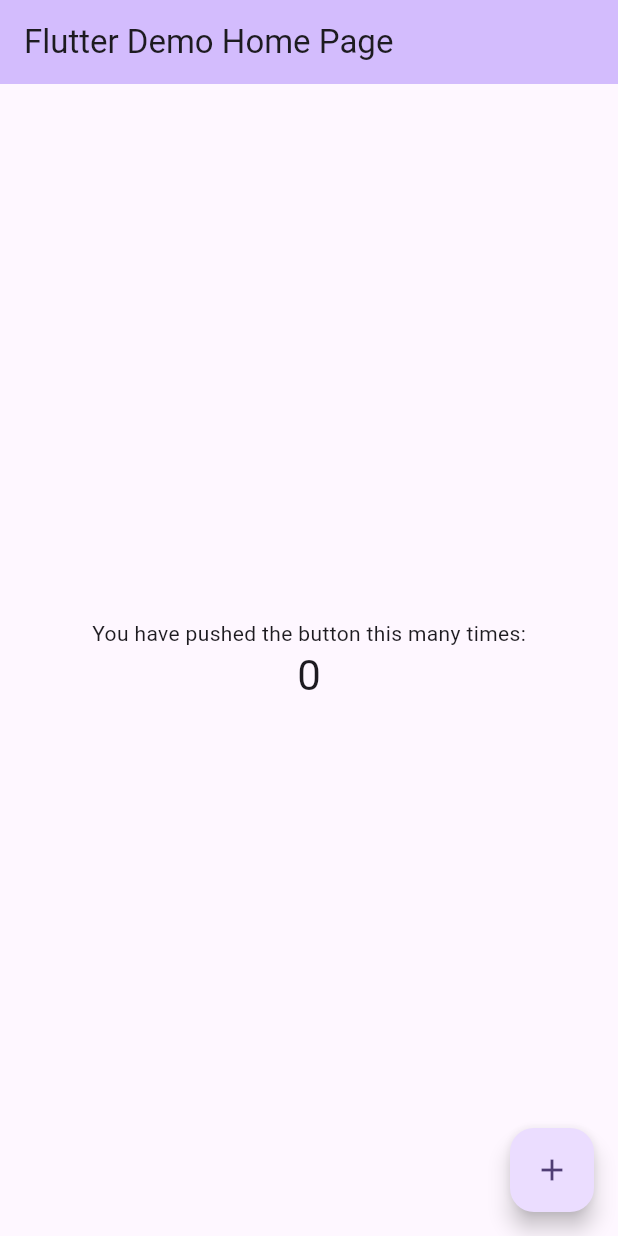
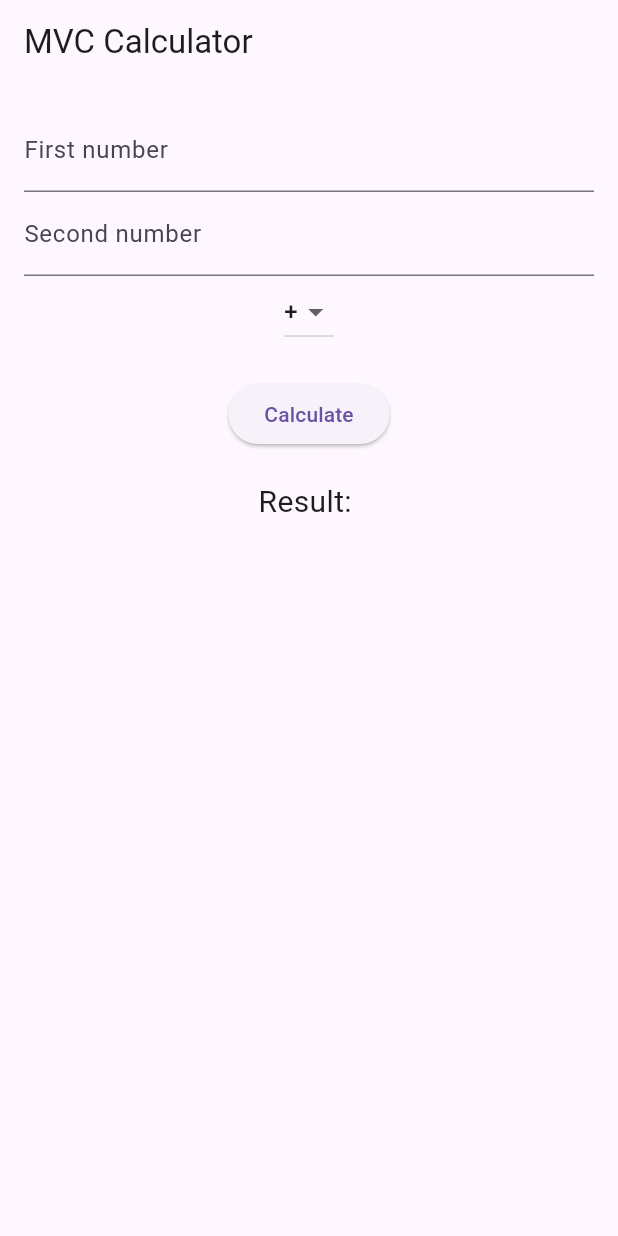
Before and after one commit to MITPIT/calculator, a Flutter app: the screen it shows after launch, on a phone screen of 412 x 824 dp. Run offline on Flutter 3.47's test engine with Material 3 defaults, Android fonts, the phone set to English and light mode, and no system bars.

Commit message:
Initial MVC calculator project

```diff
--- a/flutter_calculator_mvc/lib/main.dart
+++ b/flutter_calculator_mvc/lib/main.dart
@@ -1,122 +1,9 @@
 import 'package:flutter/material.dart';
+import 'views/calculator_view.dart';
 
 void main() {
-  runApp(const MyApp());
+  runApp(MaterialApp(
+    debugShowCheckedModeBanner: false,
+    home: CalculatorView(),
+  ));
 }
-
-class MyApp extends StatelessWidget {
-  const MyApp({super.key});
-
-  // This widget is the root of your application.
-  @override
-  Widget build(BuildContext context) {
-    return MaterialApp(
-      title: 'Flutter Demo',
-      theme: ThemeData(
-        // This is the theme of your application.
-        //
-        // TRY THIS: Try running your application with "flutter run". You'll see
-        // the application has a purple toolbar. Then, without quitting the app,
-        // try changing the seedColor in the colorScheme below to Colors.green
-        // and then invoke "hot reload" (save your changes or press the "hot
-        // reload" button in a Flutter-supported IDE, or press "r" if you used
-        // the command line to start the app).
-        //
-        // Notice that the counter didn't reset back to zero; the application
-        // state is not lost during the reload. To reset the state, use hot
-        // restart instead.
-        //
-        // This works for code too, not just values: Most code changes can be
-        // tested with just a hot reload.
-        colorScheme: .fromSeed(seedColor: Colors.deepPurple),
-      ),
-      home: const MyHomePage(title: 'Flutter Demo Home Page'),
-    );
-  }
-}
-
-class MyHomePage extends StatefulWidget {
-  const MyHomePage({super.key, required this.title});
-
-  // This widget is the home page of your application. It is stateful, meaning
-  // that it has a State object (defined below) that contains fields that affect
-  // how it looks.
-
-  // This class is the configuration for the state. It holds the values (in this
-  // case the title) provided by the parent (in this case the App widget) and
-  // used by the build method of the State. Fields in a Widget subclass are
-  // always marked "final".
-
-  final String title;
-
-  @override
-  State<MyHomePage> createState() => _MyHomePageState();
-}
-
-class _MyHomePageState extends State<MyHomePage> {
-  int _counter = 0;
-
-  void _incrementCounter() {
-    setState(() {
-      // This call to setState tells the Flutter framework that something has
-      // changed in this State, which causes it to rerun the build method below
-      // so that the display can reflect the updated values. If we changed
-      // _counter without calling setState(), then the build method would not be
-      // called again, and so nothing would appear to happen.
-      _counter++;
-    });
-  }
-
-  @override
-  Widget build(BuildContext context) {
-    // This method is rerun every time setState is called, for instance as done
-    // by the _incrementCounter method above.
-    //
-    // The Flutter framework has been optimized to make rerunning build methods
-    // fast, so that you can just rebuild anything that needs updating rather
-    // than having to individually change instances of widgets.
-    return Scaffold(
-      appBar: AppBar(
-        // TRY THIS: Try changing the color here to a specific color (to
-        // Colors.amber, perhaps?) and trigger a hot reload to see the AppBar
-        // change color while the other colors stay the same.
-        backgroundColor: Theme.of(context).colorScheme.inversePrimary,
-        // Here we take the value from the MyHomePage object that was created by
-        // the App.build method, and use it to set our appbar title.
-        title: Text(widget.title),
-      ),
-      body: Center(
-        // Center is a layout widget. It takes a single child and positions it
-        // in the middle of the parent.
-        child: Column(
-          // Column is also a layout widget. It takes a list of children and
-          // arranges them vertically. By default, it sizes itself to fit its
-          // children horizontally, and tries to be as tall as its parent.
-          //
-          // Column has various properties to control how it sizes itself and
-          // how it positions its children. Here we use mainAxisAlignment to
-          // center the children vertically; the main axis here is the vertical
-          // axis because Columns are vertical (the cross axis would be
-          // horizontal).
-          //
-          // TRY THIS: Invoke "debug painting" (choose the "Toggle Debug Paint"
-          // action in the IDE, or press "p" in the console), to see the
-          // wireframe for each widget.
-          mainAxisAlignment: .center,
-          children: [
-            const Text('You have pushed the button this many times:'),
-            Text(
-              '$_counter',
-              style: Theme.of(context).textTheme.headlineMedium,
-            ),
-          ],
-        ),
-      ),
-      floatingActionButton: FloatingActionButton(
-        onPressed: _incrementCounter,
-        tooltip: 'Increment',
-        child: const Icon(Icons.add),
-      ),
-    );
-  }
-}
--- /dev/null
+++ b/flutter_calculator_mvc/lib/models/calculator_model.dart
@@ -0,0 +1,9 @@
+class CalculatorModel {
+  double add(double a, double b) => a + b;
+  double subtract(double a, double b) => a - b;
+  double multiply(double a, double b) => a * b;
+  double divide(double a, double b) {
+    if (b == 0) throw Exception("Division by zero");
+    return a / b;
+  }
+}
--- /dev/null
+++ b/flutter_calculator_mvc/lib/views/calculator_view.dart
@@ -0,0 +1,61 @@
+import 'package:flutter/material.dart';
+import '../controllers/calculator_controller.dart';
+
+class CalculatorView extends StatefulWidget {
+  @override
+  _CalculatorViewState createState() => _CalculatorViewState();
+}
+
+class _CalculatorViewState extends State<CalculatorView> {
+  final CalculatorController _controller = CalculatorController();
+  final TextEditingController _firstController = TextEditingController();
+  final TextEditingController _secondController = TextEditingController();
+  String _operation = '+';
+  String _result = '';
+
+  void _calculate() {
+    try {
+      final double a = double.parse(_firstController.text);
+      final double b = double.parse(_secondController.text);
+      final double res = _controller.calculate(a, b, _operation);
+      setState(() => _result = res.toString());
+    } catch (e) {
+      setState(() => _result = 'Error: ${e.toString()}');
+    }
+  }
+
+  @override
+  Widget build(BuildContext context) {
+    return Scaffold(
+      appBar: AppBar(title: Text('MVC Calculator')),
+      body: Padding(
+        padding: const EdgeInsets.all(16),
+        child: Column(
+          children: [
+            TextField(
+              controller: _firstController,
+              keyboardType: TextInputType.number,
+              decoration: InputDecoration(labelText: 'First number'),
+            ),
+            TextField(
+              controller: _secondController,
+              keyboardType: TextInputType.number,
+              decoration: InputDecoration(labelText: 'Second number'),
+            ),
+            DropdownButton<String>(
+              value: _operation,
+              items: ['+', '-', '*', '/']
+                  .map((op) => DropdownMenuItem(value: op, child: Text(op)))
+                  .toList(),
+              onChanged: (value) => setState(() => _operation = value!),
+            ),
+            SizedBox(height: 20),
+            ElevatedButton(onPressed: _calculate, child: Text('Calculate')),
+            SizedBox(height: 20),
+            Text('Result: $_result', style: TextStyle(fontSize: 20)),
+          ],
+        ),
+      ),
+    );
+  }
+}
```
Also changed, not shown: flutter_calculator_mvc/lib/controllers/calculator_controller.dart (added, +20 -0 lines).
